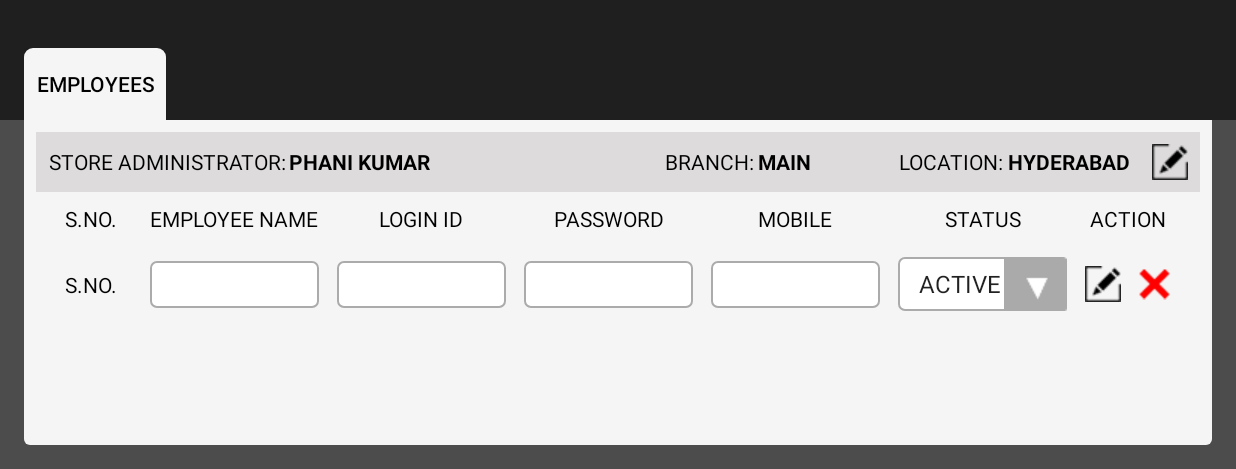
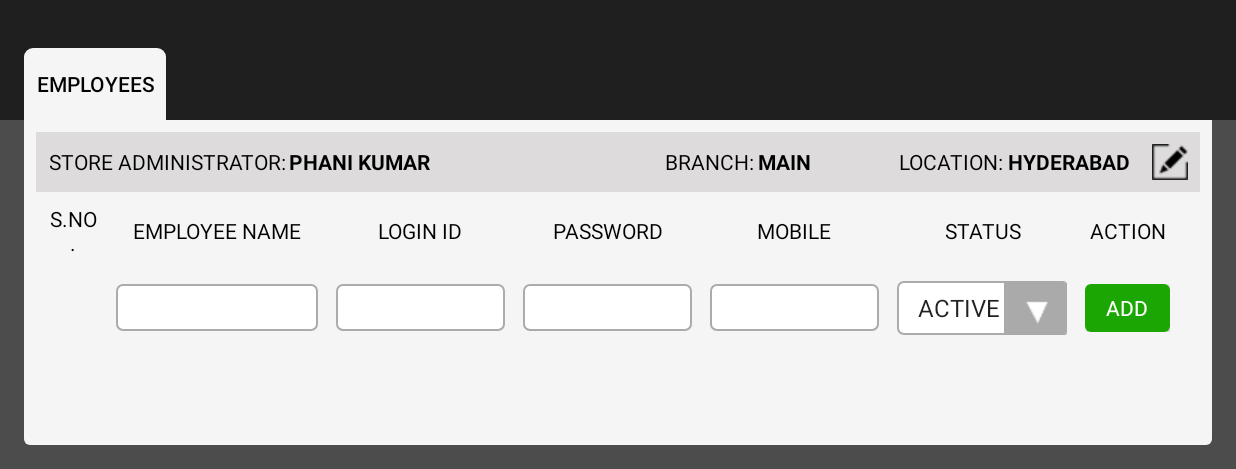
Before and after one commit to phani0459/BillMatrix, an Android app: the EmployeesActivity screen opened directly, with no data from a screen before it, on a phone screen of 824 x 412 dp (held sideways), the part 149-618 px from its top. Run offline under Robolectric (Android 15) with nearby library versions, the light colour scheme and no system bars; our stand-ins replace ButterKnife.

Commit message:
Employee item

```diff
--- a/app/src/main/res/drawable/green_button.xml
+++ b/app/src/main/res/drawable/green_button.xml
@@ -3,7 +3,7 @@
 
     <item>
         <shape android:shape="rectangle">
-            <corners android:radius="6dp" />
+            <corners android:radius="4dp" />
 
             <solid android:color="@color/saveBtnColor" />
         </shape>
--- a/app/src/main/res/layout/activity_employees.xml
+++ b/app/src/main/res/layout/activity_employees.xml
@@ -40,8 +40,8 @@
                 android:background="@android:color/transparent"
                 android:cursorVisible="true"
                 android:singleLine="true"
+                android:text="PHANI KUMAR"
                 android:textAllCaps="true"
-                android:text="PHANI KUMAR"
                 android:textColor="@android:color/black"
                 android:textStyle="bold" />
         </LinearLayout>
@@ -102,8 +102,8 @@
                 android:background="@android:color/transparent"
                 android:gravity="center"
                 android:maxLength="10"
+                android:text="hyderabad"
                 android:textAllCaps="true"
-                android:text="hyderabad"
                 android:textColor="@android:color/black"
                 android:textStyle="bold" />
         </LinearLayout>
@@ -117,6 +117,7 @@
     <LinearLayout
         android:layout_width="match_parent"
         android:layout_height="wrap_content"
+        android:gravity="center"
         android:orientation="horizontal"
         android:padding="8dp"
         android:weightSum="6">
@@ -126,7 +127,7 @@
             android:layout_width="0dp"
             android:layout_height="wrap_content"
             android:layout_marginRight="12dp"
-            android:layout_weight="0.5"
+            android:layout_weight="0.3"
             android:gravity="center"
             android:text="@string/sno"
             android:textColor="@android:color/black" />
@@ -136,7 +137,7 @@
             android:layout_width="0dp"
             android:layout_height="wrap_content"
             android:layout_marginRight="12dp"
-            android:layout_weight="1"
+            android:layout_weight="1.2"
             android:gravity="center"
             android:text="@string/employeeName"
             android:textColor="@android:color/black" />
@@ -195,6 +196,7 @@
     <LinearLayout
         android:layout_width="match_parent"
         android:layout_height="wrap_content"
+        android:gravity="center"
         android:orientation="horizontal"
         android:padding="8dp"
         android:weightSum="6">
@@ -204,9 +206,8 @@
             android:layout_width="0dp"
             android:layout_height="wrap_content"
             android:layout_marginRight="12dp"
-            android:layout_weight="0.5"
+            android:layout_weight="0.3"
             android:gravity="center"
-            android:text="@string/sno"
             android:textColor="@android:color/black" />
 
         <EditText
@@ -214,7 +215,7 @@
             android:layout_width="0dp"
             android:layout_height="wrap_content"
             android:layout_marginRight="12dp"
-            android:layout_weight="1"
+            android:layout_weight="1.2"
             android:background="@drawable/edit_text_border"
             android:gravity="center"
             android:padding="6dp"
@@ -241,6 +242,7 @@
             android:background="@drawable/edit_text_border"
             android:gravity="center"
             android:inputType="textPassword"
+            android:maxLength="12"
             android:padding="6dp"
             android:textColor="@android:color/black" />
 
@@ -257,6 +259,7 @@
             android:textColor="@android:color/black" />
 
         <Spinner
+            android:id="@+id/spinner"
             style="@style/spinner_style"
             android:layout_width="0dp"
             android:layout_height="wrap_content"
@@ -276,19 +279,30 @@
             android:gravity="center"
             android:orientation="horizontal">
 
-            <ImageView
+            <Button
+                android:id="@+id/btn_addEmployee"
+                style="@style/Base.TextAppearance.AppCompat.Small"
                 android:layout_width="wrap_content"
-                android:layout_height="wrap_content"
+                android:layout_height="32dp"
                 android:layout_gravity="center"
-                android:src="@drawable/edit_icon" />
-
-            <ImageView
-                android:layout_width="wrap_content"
-                android:layout_height="wrap_content"
-                android:layout_gravity="center"
-                android:layout_marginLeft="12dp"
-                android:src="@drawable/delete" />
+                android:background="@drawable/green_button"
+                android:gravity="center"
+                android:text="@string/add"
+                android:textColor="@android:color/white" />
 
         </LinearLayout>
     </LinearLayout>
+
+    <ScrollView
+        android:layout_width="match_parent"
+        android:layout_height="match_parent"
+        android:scrollbars="none">
+
+        <LinearLayout
+            android:layout_width="match_parent"
+            android:layout_height="wrap_content"
+            android:orientation="vertical">
+
+        </LinearLayout>
+    </ScrollView>
 </LinearLayout>
```
Also changed, not shown: app/src/main/res/layout/employee_item.xml (added, +106 -0 lines).
